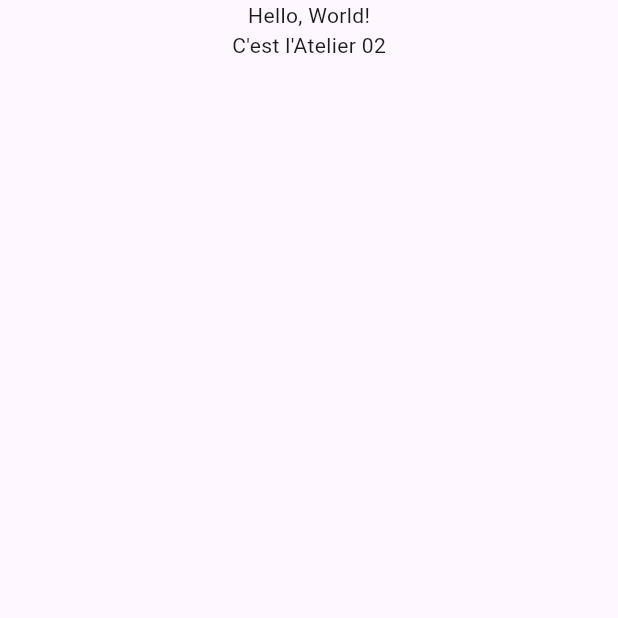
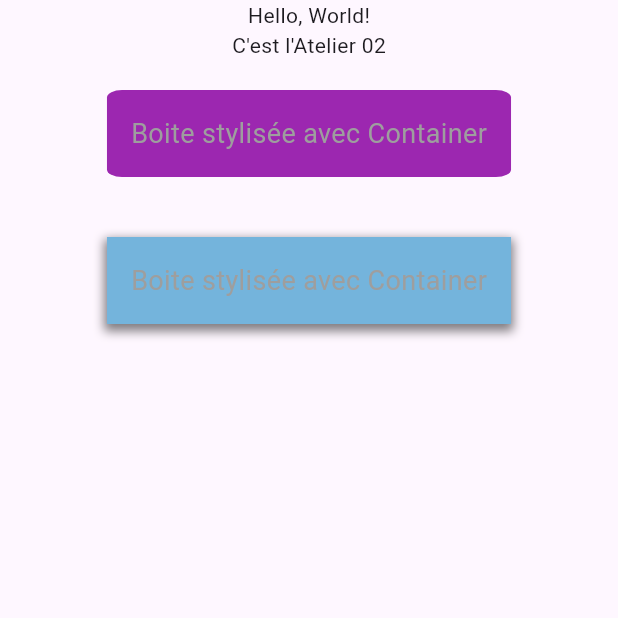
Before and after one commit to dialloramatoulayebah/Flutter-Atelier02, a Flutter app: the screen it shows after launch, on a phone screen of 412 x 824 dp, the top half of it. Run offline on Flutter 3.47's test engine with Material 3 defaults, Android fonts, the phone set to English and light mode, and no system bars.

Commit message:
Etape 3: Container

```diff
--- a/lib/main.dart
+++ b/lib/main.dart
@@ -9,11 +9,45 @@ class MainApp extends StatelessWidget {
 
   @override
   Widget build(BuildContext context) {
-    return const MaterialApp(
+    return MaterialApp(
       home: Scaffold(
         body: Center(
           child: Column(
-            children: [Text('Hello, World!'), Text("C'est l'Atelier 02")],
+            children: [
+              Text('Hello, World!'),
+              Text("C'est l'Atelier 02"),
+              Container(
+                margin: EdgeInsets.all(20),
+                padding: EdgeInsets.all(16),
+                decoration: BoxDecoration(
+                  color: Colors.purple,
+                  borderRadius: BorderRadius.all(Radius.elliptical(10, 5)),
+                ),
+                child: Text(
+                  'Boite stylisée avec Container',
+                  style: TextStyle(color: Colors.grey, fontSize: 18),
+                ),
+              ),
+              Container(
+                margin: EdgeInsets.all(20),
+                padding: EdgeInsets.all(16),
+                decoration: BoxDecoration(
+                  color: const Color.fromARGB(255, 116, 180, 220),
+                  boxShadow: [
+                    BoxShadow(
+                      color: Colors.black.withOpacity(0.5),
+                      spreadRadius: 2,
+                      blurRadius: 5,
+                      offset: Offset(0, 3),
+                    ),
+                  ],
+                ),
+                child: Text(
+                  'Boite stylisée avec Container',
+                  style: TextStyle(color: Colors.grey, fontSize: 18),
+                ),
+              ),
+            ],
           ),
         ),
       ),
```
